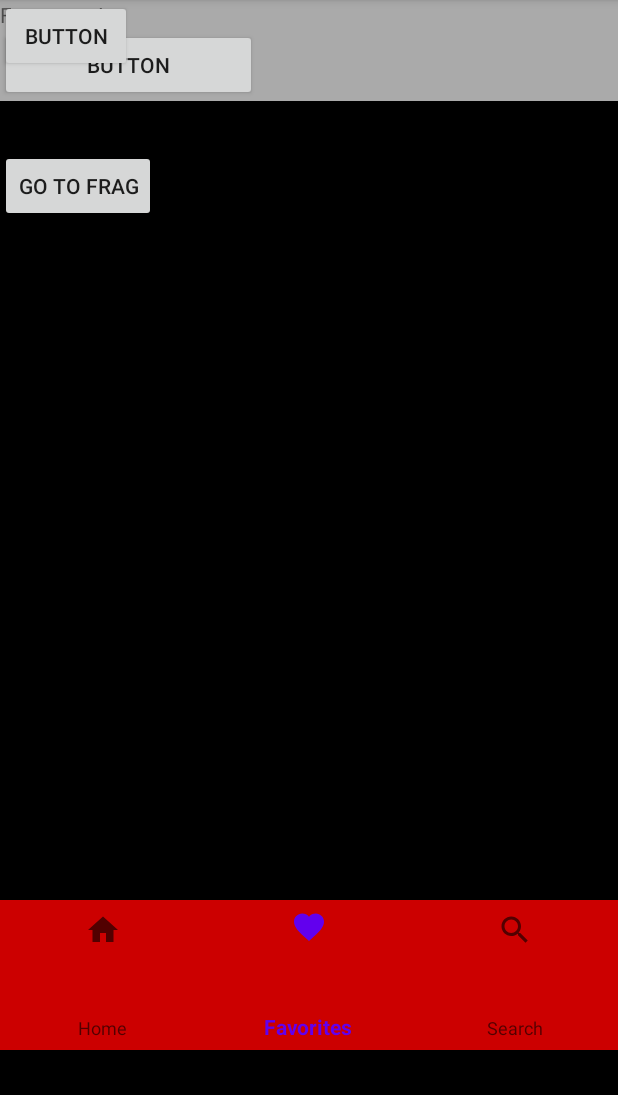
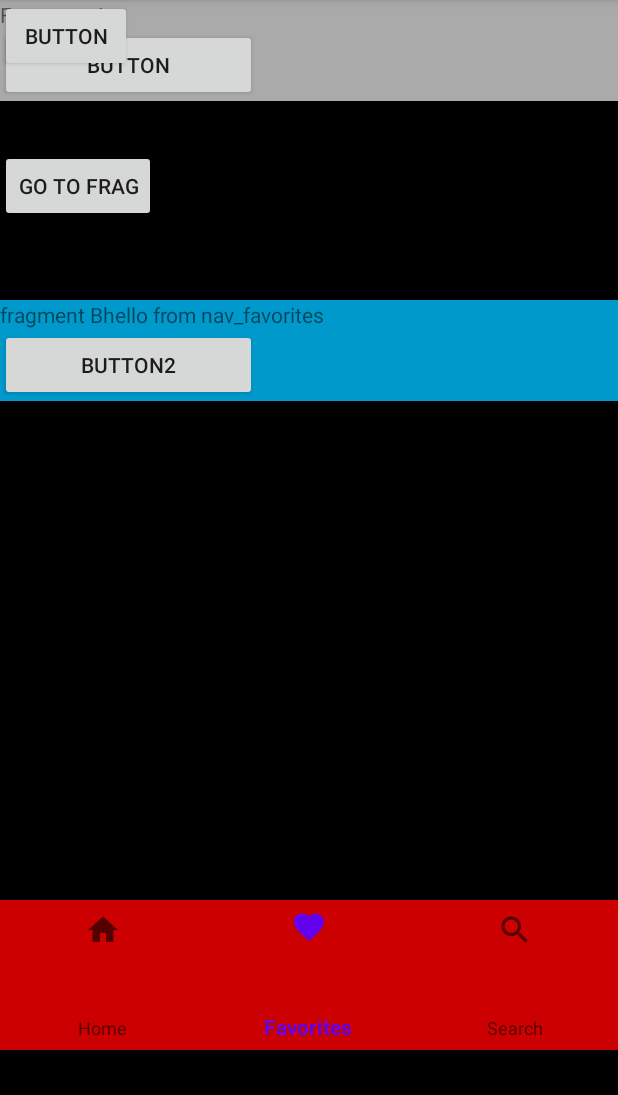
Before and after one commit to Brodski/MediaPlayer, an Android app: the fragment ItemsFragment placed in its activity, item 2 of the bottom bar chosen, on a phone screen of 412 x 824 dp, the part 84-1179 px from its top. Run offline under Robolectric (Android 15) with nearby library versions, the phone set to English and light mode, and no system bars; plain views replace PlayerView; 7 statements that could not run were skipped.

Commit message:
nav fragments kinda working, very ugly

```diff
--- a/app/src/main/java/com/example/mediaplayer/ItemsFragment.kt
+++ b/app/src/main/java/com/example/mediaplayer/ItemsFragment.kt
@@ -65,11 +65,13 @@ class ItemsFragment : Fragment() {
         textView = v.findViewById(R.id.fragTextId)
         btnOkay = v.findViewById(R.id.btnA)
 
-        var bundle: Bundle = this.arguments!!
+        var bundle: Bundle? = this.arguments
         var x: String = textView.text.toString()
         var x2 =" nope"
-        if (bundle.containsKey("keyOther")){
-            x2 = x + bundle?.getString("keyOther").toString()
+        if (bundle != null) {
+            if (bundle.containsKey("keyOther")){
+                x2 = x + bundle?.getString("keyOther").toString()
+            }
         }
         //textView.text = x2
         Log.e(TAG, "IN ITEMSz")
--- a/app/src/main/java/com/example/mediaplayer/MainActivity.kt
+++ b/app/src/main/java/com/example/mediaplayer/MainActivity.kt
@@ -71,7 +71,7 @@ class MainActivity : AppCompatActivity(), IMainActivity, ItemsFragment.FragmentI
     lateinit var btnFrag: Button
 
 
-    lateinit var mIMainActivity: IMainActivity
+    //lateinit var mIMainActivity: IMainActivity
 
     companion object { const val TAG = "MainActivity" }
 
@@ -154,17 +154,18 @@ class MainActivity : AppCompatActivity(), IMainActivity, ItemsFragment.FragmentI
             when (it.itemId) {
                 R.id.nav_home -> {
                     val message = "hello from nav_home"
-                    mIMainActivity?.inflateFragment("fragment_a", message)
+                 //   mIMainActivity?.inflateFragment("fragment_a", message)
+                    inflateFragment("fragment_a", message)
                     true
                 }
                 R.id.nav_favorites -> {
                     val message = "hello from nav_favorites"
-                    mIMainActivity?.inflateFragment("fragment_b", message)
+                    inflateFragment("fragment_b", message)
                     true
                 }
                 R.id.nav_search -> {
                     val message = "hello from nav_search"
-                    mIMainActivity?.inflateFragment("fragment_b", message)
+                    inflateFragment("fragment_b", message)
                     true
                 }
                 else -> false
@@ -370,14 +371,14 @@ class MainActivity : AppCompatActivity(), IMainActivity, ItemsFragment.FragmentI
     }
 
     fun doFragmentTransaction(fragment: Fragment,tag: String, boolean: Boolean,  message: String){
-        var frag = ItemsFragment()
-        var bundle: Bundle  = Bundle();
-        bundle.putString( tag, message);
-        fragment.arguments = bundle;
+        var tag= "keyOther"
+        var bundle  = Bundle()
+        bundle.putString( tag, message)
+        fragment.arguments = bundle
 
         supportFragmentManager
             .beginTransaction()
-            .replace(R.id.container_a, frag)
+            .replace(R.id.container_a, fragment)
 //          .addToBackStack()
             .commit()
     }
--- a/app/src/main/res/layout/activity_main.xml
+++ b/app/src/main/res/layout/activity_main.xml
@@ -60,13 +60,13 @@
         android:layout_marginTop="500dp"
         android:layout_above="@id/bottom_navigation"/>
 
-    <include
-        android:layout_width="fill_parent"
-        android:layout_height="wrap_content"
-        layout="@layout/fragment_selector"
-        android:layout_marginTop="600dp"
-        />
-
+<!--    <include-->
+<!--        android:layout_width="fill_parent"-->
+<!--        android:layout_height="wrap_content"-->
+<!--        layout="@layout/fragment_selector"-->
+<!--        android:layout_marginTop="600dp"-->
+<!--        />-->
+<!--    -->
     <com.google.android.material.bottomnavigation.BottomNavigationView
         android:id="@+id/bottom_navigation"
         android:layout_width="match_parent"
--- a/app/src/main/res/layout/fragment_selector.xml
+++ b/app/src/main/res/layout/fragment_selector.xml
@@ -5,7 +5,7 @@
     xmlns:app="http://schemas.android.com/apk/res-auto">
 
     <com.google.android.material.bottomnavigation.BottomNavigationView
-        android:id="@+id/bottom_navigation"
+        android:id="@+id/bottom_navigationzzzzzzz"
         android:layout_width="match_parent"
         android:layout_height="100dp"
         android:background="@android:color/holo_red_dark"
```
